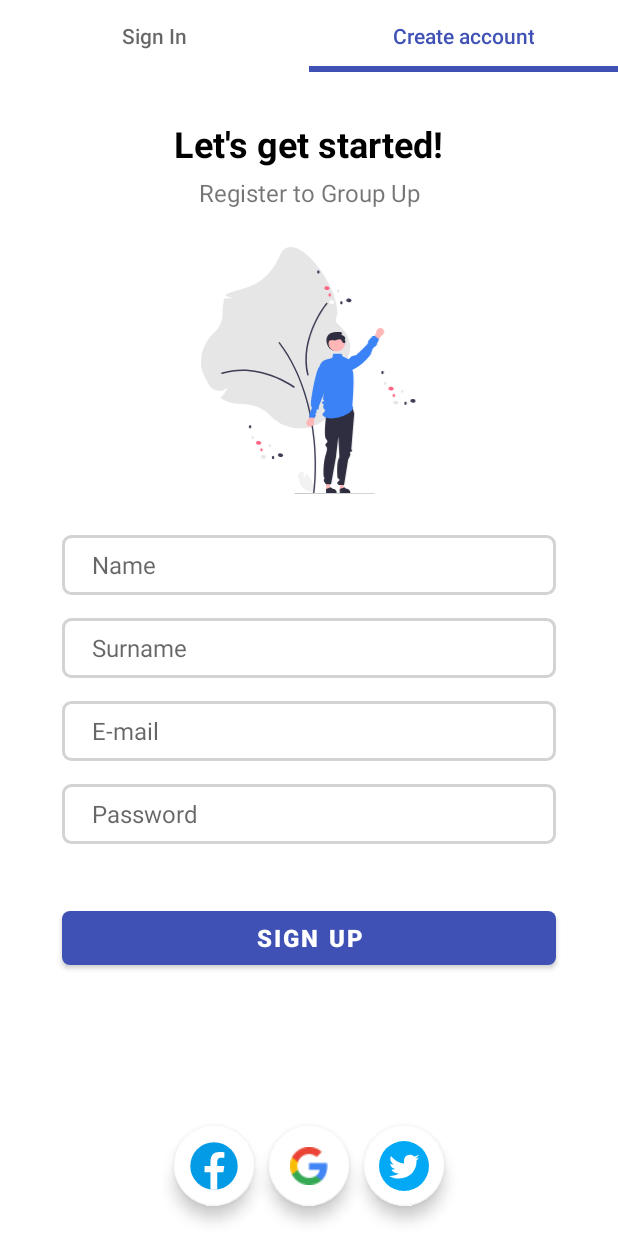
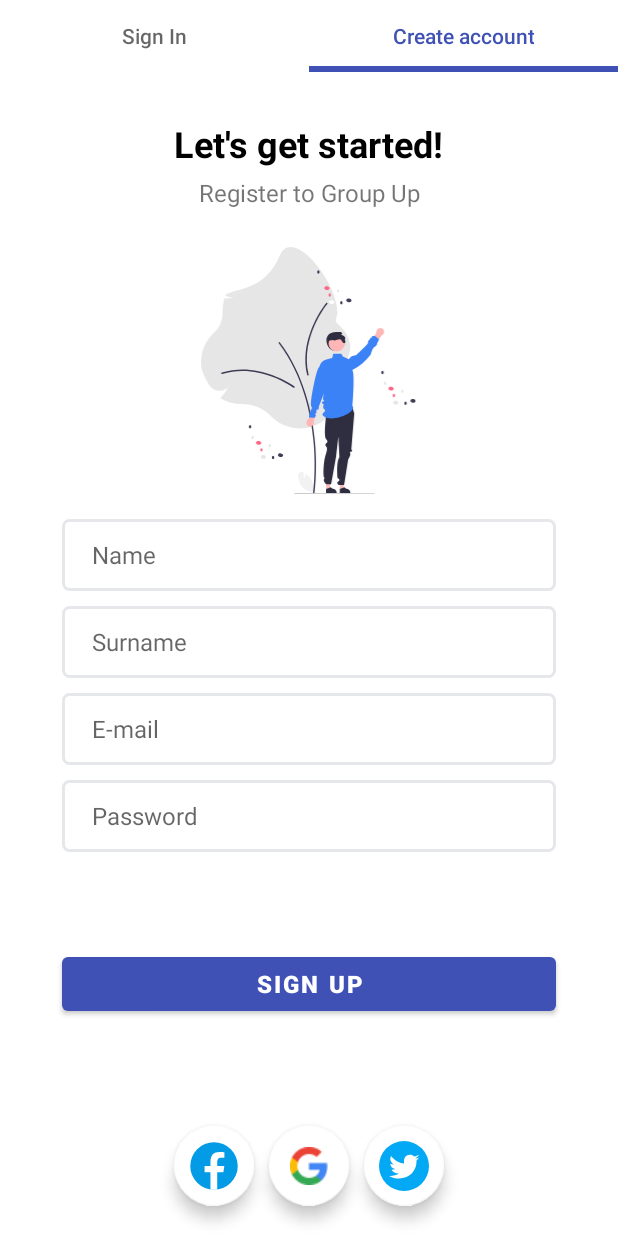
Before and after one commit to contug/G-UP, an Android app: the screen it shows after launch (AuthenticationActivity), tab 2 chosen, on a phone screen of 412 x 824 dp. Run offline under Robolectric (Android 15) with nearby library versions, the phone set to English and light mode, and no system bars; our stand-ins replace Firebase (no records; nobody signed in at launch, a user with empty details on screens opened directly).

Commit message:
Modify Auth Layout

```diff
--- a/app/src/main/java/it/unimib/gup/ui/authentication/AuthenticationActivity.java
+++ b/app/src/main/java/it/unimib/gup/ui/authentication/AuthenticationActivity.java
@@ -45,15 +45,18 @@ public class AuthenticationActivity extends AppCompatActivity {
 
         tabLayout.setTabGravity(TabLayout.GRAVITY_FILL);
 
+        // The adapter displays the 2 fragments
         AuthenticationAdapter authenticationAdapter = new AuthenticationAdapter(this, 2);
         viewPager.setAdapter(authenticationAdapter);
 
+        // Links the TabLayout with the ViePager
         new TabLayoutMediator(tabLayout, viewPager, new TabLayoutMediator.TabConfigurationStrategy() {
             @Override
             public void onConfigureTab(@NonNull TabLayout.Tab tab, int position) {
                 tab.setText(tabs[position]);
             }
         }).attach();
+
 
         google.setTranslationY(300);
         fb.setTranslationY(300);
--- a/app/src/main/res/drawable/edit_text_shape.xml
+++ b/app/src/main/res/drawable/edit_text_shape.xml
@@ -1,9 +1,9 @@
 <?xml version="1.0" encoding="utf-8"?>
 <shape xmlns:android="http://schemas.android.com/apk/res/android">
 
-    <corners android:radius="5dp"/>
+    <corners android:radius="4dp"/>
 
     <stroke android:width="2dp"
-        android:color="#D3D3D3"/>
+        android:color="@color/gray_200"/>
 
 </shape>
--- a/app/src/main/res/layout/fragment_login.xml
+++ b/app/src/main/res/layout/fragment_login.xml
@@ -53,7 +53,7 @@
         android:background="@drawable/edit_text_shape"
         android:hint="@string/email_hint"
         android:inputType="textEmailAddress"
-        android:minHeight="40dp"
+        android:minHeight="48dp"
         android:paddingStart="20dp"
         app:layout_constraintBottom_toBottomOf="parent"
         app:layout_constraintEnd_toEndOf="parent"
@@ -71,7 +71,7 @@
         android:background="@drawable/edit_text_shape"
         android:hint="@string/password"
         android:inputType="textPassword"
-        android:minHeight="40dp"
+        android:minHeight="48dp"
         android:paddingStart="20dp"
         app:layout_constraintBottom_toBottomOf="parent"
         app:layout_constraintEnd_toEndOf="parent"
@@ -90,7 +90,7 @@
         android:textSize="16sp"
         android:textStyle="bold"
 
-        app:cornerRadius="5dp"
+        app:cornerRadius="4dp"
         app:layout_constraintBottom_toBottomOf="parent"
         app:layout_constraintEnd_toEndOf="parent"
         app:layout_constraintHorizontal_bias="0.5"
--- a/app/src/main/res/layout/fragment_register.xml
+++ b/app/src/main/res/layout/fragment_register.xml
@@ -54,26 +54,26 @@
         android:background="@drawable/edit_text_shape"
         android:hint="@string/name"
         android:inputType="textPersonName"
-        android:minHeight="40dp"
+        android:minHeight="48dp"
         android:paddingStart="20dp"
         app:layout_constraintBottom_toBottomOf="parent"
         app:layout_constraintEnd_toEndOf="parent"
         app:layout_constraintHorizontal_bias="0.5"
         app:layout_constraintStart_toStartOf="parent"
         app:layout_constraintTop_toBottomOf="@+id/imageView2"
-        app:layout_constraintVertical_bias="0.08"
+        app:layout_constraintVertical_bias="0.05"
         app:layout_constraintWidth_percent="0.8" />
 
     <EditText
         android:id="@+id/surname"
         android:layout_width="0dp"
         android:layout_height="wrap_content"
-        android:layout_marginTop="15dp"
+        android:layout_marginTop="10dp"
         android:background="@drawable/edit_text_shape"
-        android:paddingStart="20dp"
         android:hint="@string/surname"
         android:inputType="textPersonName"
-        android:minHeight="40dp"
+        android:minHeight="48dp"
+        android:paddingStart="20dp"
         app:layout_constraintBottom_toBottomOf="parent"
         app:layout_constraintEnd_toEndOf="parent"
         app:layout_constraintHorizontal_bias="0.5"
@@ -86,12 +86,12 @@
         android:id="@+id/email_reg"
         android:layout_width="0dp"
         android:layout_height="wrap_content"
-        android:layout_marginTop="15dp"
+        android:layout_marginTop="10dp"
         android:background="@drawable/edit_text_shape"
-        android:paddingStart="20dp"
         android:hint="@string/email_hint"
         android:inputType="textEmailAddress"
-        android:minHeight="40dp"
+        android:minHeight="48dp"
+        android:paddingStart="20dp"
         app:layout_constraintBottom_toBottomOf="parent"
         app:layout_constraintEnd_toEndOf="parent"
         app:layout_constraintHorizontal_bias="0.5"
@@ -104,12 +104,12 @@
         android:id="@+id/password_reg"
         android:layout_width="0dp"
         android:layout_height="wrap_content"
-        android:layout_marginTop="15dp"
+        android:layout_marginTop="10dp"
         android:background="@drawable/edit_text_shape"
-        android:paddingStart="20dp"
         android:hint="@string/password"
         android:inputType="textPassword"
-        android:minHeight="40dp"
+        android:minHeight="48dp"
+        android:paddingStart="20dp"
         app:layout_constraintBottom_toBottomOf="parent"
         app:layout_constraintEnd_toEndOf="parent"
         app:layout_constraintHorizontal_bias="0.5"
@@ -125,13 +125,13 @@
         android:text="@string/sign_up"
         android:textSize="16sp"
         android:textStyle="bold"
-        app:cornerRadius="5dp"
+        app:cornerRadius="4dp"
         app:layout_constraintBottom_toBottomOf="parent"
         app:layout_constraintEnd_toEndOf="parent"
         app:layout_constraintHorizontal_bias="0.5"
         app:layout_constraintStart_toStartOf="parent"
         app:layout_constraintTop_toBottomOf="@+id/password_reg"
-        app:layout_constraintVertical_bias="0.4"
+        app:layout_constraintVertical_bias="0.7"
         app:layout_constraintWidth_percent="0.8" />
 
 </androidx.constraintlayout.widget.ConstraintLayout>
```
Also changed, not shown: app/src/main/res/values/colors.xml (+5 -5 lines), app/src/main/res/values/strings.xml (+10 -10 lines).
